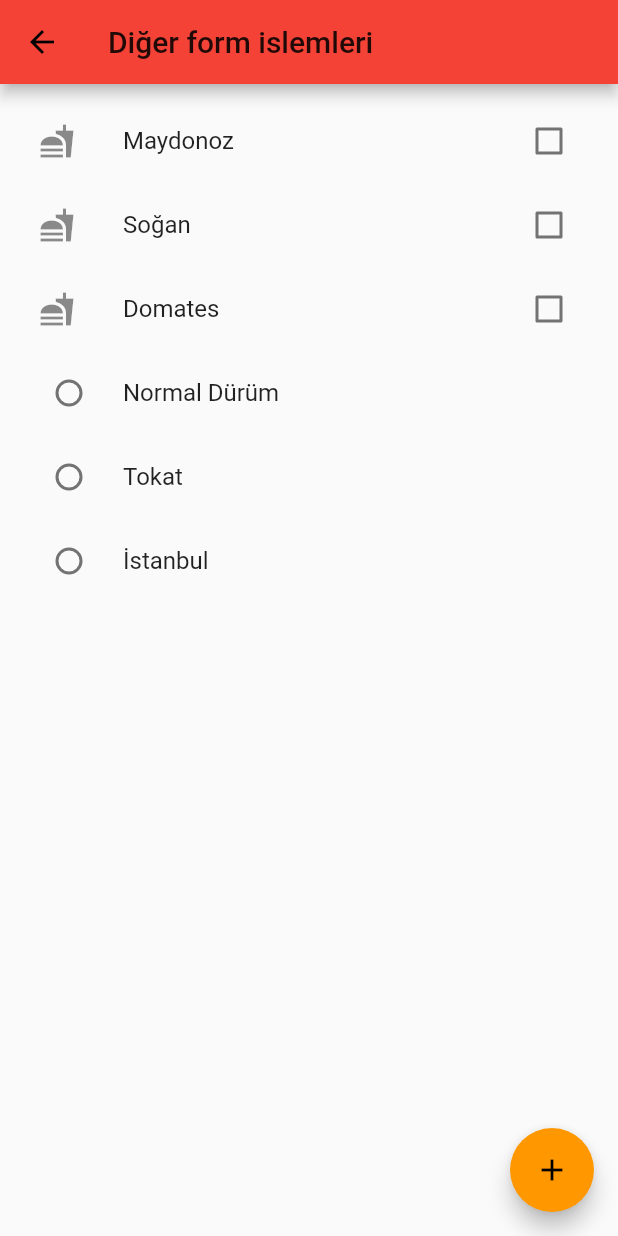
After one commit to brkaksu/flutter-Calismalari, a Flutter app: the screen it shows after launch, after a tap on "Diğer Form işlemleri sayfasına git", on a phone screen of 412 x 824 dp. The commit adds this screen. Run offline on Flutter 3.47's test engine with Material 2 defaults, Android fonts, the phone set to English and light mode, and no system bars.

Commit message:
diger input islemleri eklendi

```diff
--- a/lib/main.dart
+++ b/lib/main.dart
@@ -1,4 +1,5 @@
 import 'package:flutter/material.dart';
+import 'package:flutter_app_input/ui/diger_form_islemleri.dart';
 import 'package:flutter_app_input/ui/form_textFormField.dart';
 import 'package:flutter_app_input/ui/input_islemleri.dart';
 import 'package:flutter_app_input/ui/navigasyon_islemleri.dart';
@@ -19,6 +20,7 @@ void main(){
         "/GPage" : (context) => GSayfasi(),
         "/Inputislemleri" : (context) => Inputislemleri(),
         "/FormTextFormField" : (context) => FormTextFormField(),
+        "/DigerFormElemanları" : (context) => DigerFormIslemleri(),
       },
       theme: ThemeData(
           primarySwatch: Colors.orange
--- /dev/null
+++ b/lib/ui/diger_form_islemleri.dart
@@ -0,0 +1,102 @@
+import 'package:flutter/material.dart';
+
+class DigerFormIslemleri extends StatefulWidget {
+  @override
+  _DigerFormIslemleriState createState() => _DigerFormIslemleriState();
+}
+
+class _DigerFormIslemleriState extends State<DigerFormIslemleri> {
+  bool checkBoxState1 = false;
+  bool checkBoxState2 = false;
+  bool checkBoxState3 = false;
+
+  String sehir = "";
+
+  @override
+  Widget build(BuildContext context) {
+    return Scaffold(
+      appBar: AppBar(
+        title: Text("Diğer form islemleri"),
+        backgroundColor: Colors.red,
+      ),
+      floatingActionButton: FloatingActionButton(
+        child: Icon(Icons.add),
+        onPressed: () {},
+      ),
+      body:Padding(
+        padding: EdgeInsets.all(10.0),
+        child: ListView(
+          children: <Widget>[
+            CheckboxListTile(
+              value: checkBoxState1,
+              onChanged: (secildi) {
+                setState(() {
+                  checkBoxState1 = secildi;
+                  debugPrint("deger: $secildi");
+                });
+              },
+              activeColor: Colors.red,
+              title: Text("Maydonoz"),
+              secondary: Icon(Icons.fastfood_sharp),
+            ),
+            CheckboxListTile(
+              value: checkBoxState2,
+              onChanged: (secildi) {
+                setState(() {
+                  checkBoxState2 = secildi;
+                  debugPrint("deger: $secildi");
+                });
+              },
+              activeColor: Colors.red,
+              title: Text("Soğan"),
+              secondary: Icon(Icons.fastfood_sharp),
+            ),
+            CheckboxListTile(
+              value: checkBoxState3,
+              onChanged: (secildi) {
+                setState(() {
+                  checkBoxState3 = secildi;
+                  debugPrint("deger: $secildi");
+                });
+              },
+              activeColor: Colors.red,
+              title: Text("Domates"),
+              secondary: Icon(Icons.fastfood_sharp),
+            ),
+            RadioListTile<String>(
+              value: "Normal Dürüm",
+              groupValue: sehir,
+              onChanged: (secilenSehir){
+                setState(() {
+                  sehir = secilenSehir;
+                });
+              },
+              title: Text("Normal Dürüm"),
+            ),
+            RadioListTile<String>(
+              value: "Tokat",
+              groupValue: sehir,
+              onChanged: (secilenSehir){
+                setState(() {
+                  sehir = secilenSehir;
+                });
+              },
+              title: Text("Tokat"),
+            ),
+            RadioListTile<String>(
+              value: "İstanbul",
+              groupValue: sehir,
+              onChanged: (secilenSehir){
+                setState(() {
+                  sehir = secilenSehir;
+                });
+              },
+              title: Text("İstanbul"),
+            ),
+          ],
+        ),
+      ),
+
+    );
+  }
+}
--- a/lib/ui/navigasyon_islemleri.dart
+++ b/lib/ui/navigasyon_islemleri.dart
@@ -83,6 +83,13 @@ class NavigasyonIslemleri extends StatelessWidget {
                     Navigator.pushNamed(context, "/FormTextFormField");
                   },
                   child: Text("Form Işlemleri Sayfasına git"),
+                  color: Colors.purple,
+                ),
+                RaisedButton(
+                  onPressed: () {
+                    Navigator.pushNamed(context, "/DigerFormElemanları");
+                  },
+                  child: Text("Diğer Form işlemleri sayfasına git"),
                   color: Colors.purple,
                 ),
               ],
```
